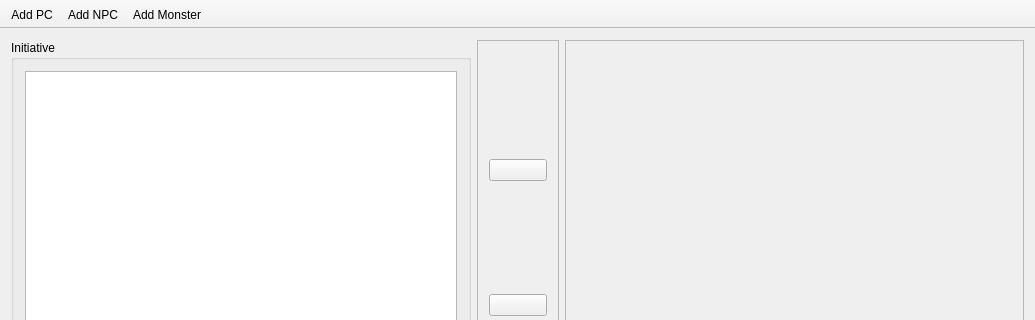
Above: combat_assistant/mainwindow.ui from dno89/combat_assistant before the change; both pictures show x 0 to 1035 and y 0 to 320 of the 1035 by 734 pixel window. Below: the same form after it.
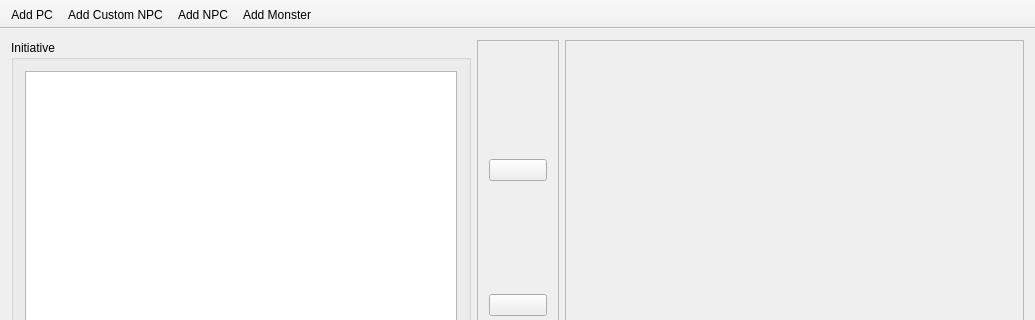
That is the form after the change. Icons and pictures are not drawn.

Patch:
```diff
--- a/combat_assistant/mainwindow.ui
+++ b/combat_assistant/mainwindow.ui
@@ -279,6 +279,7 @@
     <bool>false</bool>
    </attribute>
    <addaction name="actionAdd_PC"/>
+   <addaction name="actionAdd_Custom_NPC"/>
    <addaction name="actionAdd_NPC"/>
    <addaction name="actionAdd_Monster"/>
   </widget>
@@ -316,6 +317,15 @@
     <string>Add NPC</string>
    </property>
   </action>
+  <action name="actionAdd_Custom_NPC">
+   <property name="icon">
+    <iconset resource="resources.qrc">
+     <normaloff>:/res/ico/add</normaloff>:/res/ico/add</iconset>
+   </property>
+   <property name="text">
+    <string>Add Custom NPC</string>
+   </property>
+  </action>
  </widget>
  <layoutdefault spacing="6" margin="11"/>
  <resources>
```
Left out of the diff: 16 changed lines with no effect on the pictures.
